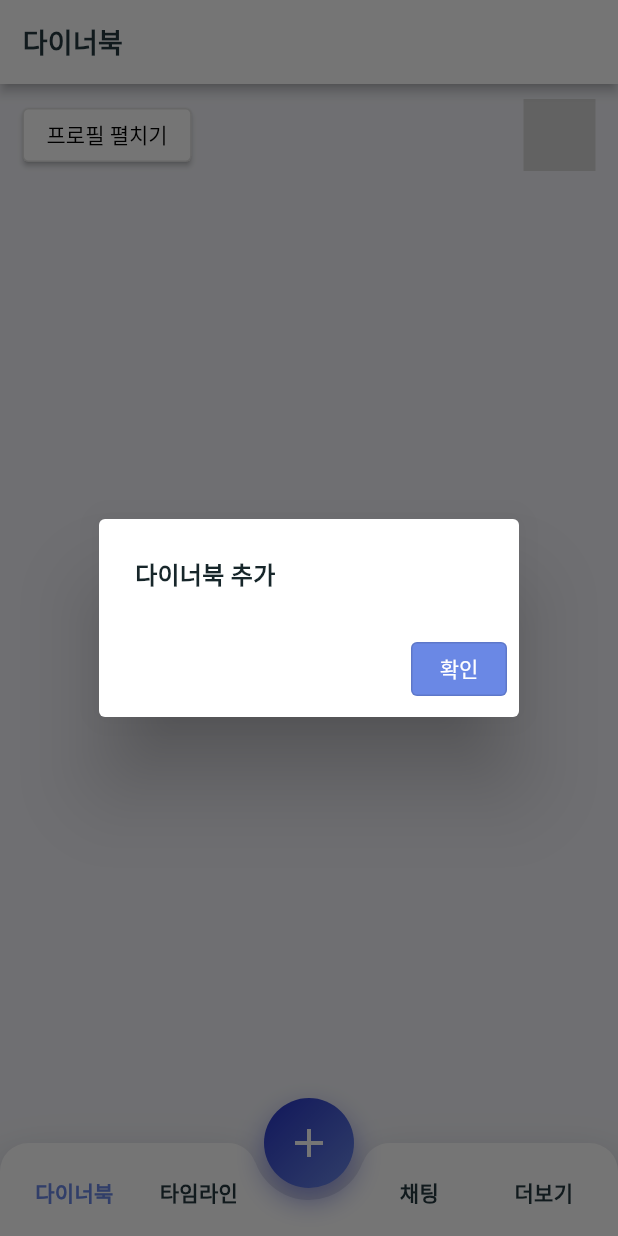
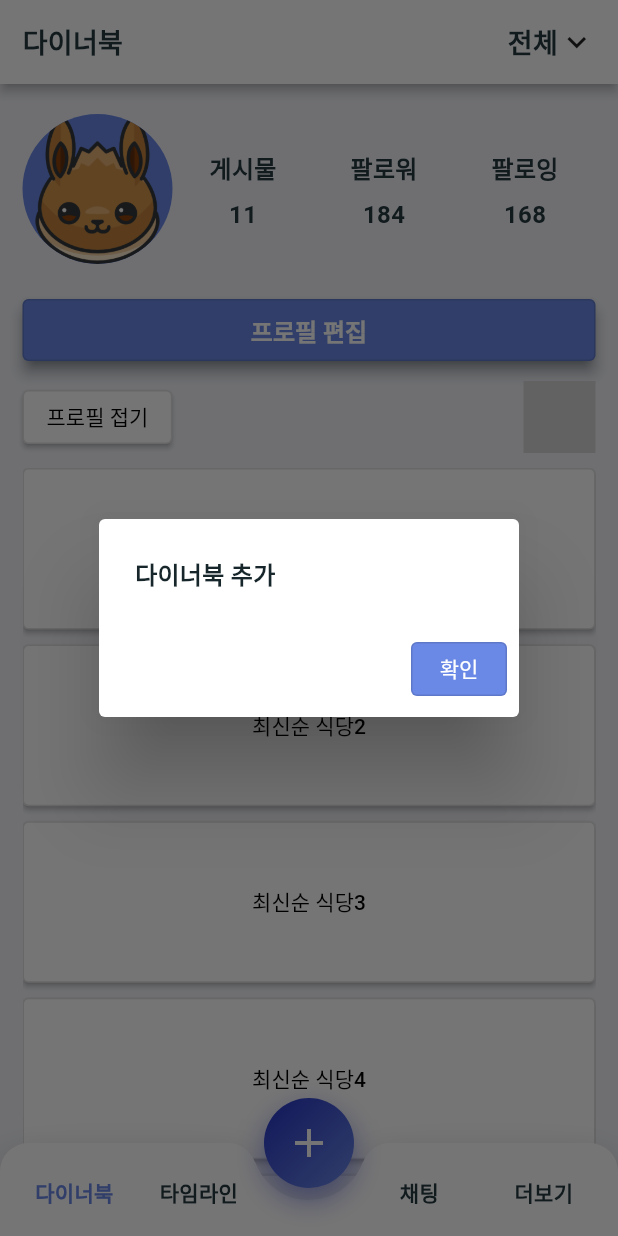
Before and after one commit to VVoodyHong/DinerBook, a Flutter app: the screen it shows after launch, after a tap on the "add" icon, on a phone screen of 412 x 824 dp. Run offline on Flutter 3.47's test engine with Material 2 defaults, Android fonts, the phone set to English and light mode, and no system bars; our stand-ins replace splashscreen; missing offline and left inert: dropdown_below.

Commit message:
modify headerBar and add dinerList

```diff
--- a/diner_book/lib/component/bottom_bar.dart
+++ b/diner_book/lib/component/bottom_bar.dart
@@ -3,8 +3,11 @@ import 'dart:math' as math;
 
 import 'package:diner_book/app_theme.dart';
 
-class BottomBar extends StatefulWidget {
+class BottomBar extends StatefulWidget with PreferredSizeWidget {
   BottomBar({this.changeIndex, this.isSelectedIdx});
+
+  @override
+  Size get preferredSize => Size.fromHeight(kToolbarHeight);
 
   final int isSelectedIdx;
   final Function(int index) changeIndex;
--- a/diner_book/lib/component/header_bar.dart
+++ b/diner_book/lib/component/header_bar.dart
@@ -3,9 +3,13 @@ import 'package:flutter/material.dart';
 import 'package:diner_book/app_theme.dart';
 
 class HeaderBar extends StatefulWidget with PreferredSizeWidget {
-  HeaderBar({this.title});
+  HeaderBar({
+    this.title,
+    this.isDinerBook = false
+  });
 
   final String title;
+  final bool isDinerBook;
 
   @override
   Size get preferredSize => Size.fromHeight(kToolbarHeight);
@@ -28,7 +32,7 @@ class _HeaderBarState extends State<HeaderBar>  {
           mainAxisAlignment: MainAxisAlignment.center,
           children: <Widget>[
             Row(
-              mainAxisAlignment: MainAxisAlignment.start,
+              mainAxisAlignment: MainAxisAlignment.spaceBetween,
               children: <Widget>[
                 Text(
                   widget.title,
@@ -36,10 +40,64 @@ class _HeaderBarState extends State<HeaderBar>  {
                     fontSize: 18,
                     fontWeight: FontWeight.bold
                   )
-                )
+                ),
+                widget.isDinerBook ? Row(
+                  children: <Widget>[
+                    InkWell(
+                      onTap: () {
+                        showDialog(
+                          context: context,
+                          builder: (BuildContext context) {
+                            return AlertDialog(
+                              title: Text("카테고리 선택"),
+                              actions: <Widget>[
+                                OutlinedButton(
+                                  style: ButtonStyle(
+                                    backgroundColor: MaterialStateProperty.all<Color>(AppTheme.signatureColor),
+                                  ),
+                                  child: Text(
+                                    "확인",
+                                    style: TextStyle(
+                                      color: AppTheme.white
+                                    )
+                                    ),
+                                  onPressed: () {
+                                    Navigator.pop(context);
+                                  }
+                                )
+                              ]
+                            );
+                          }
+                        );
+                      },
+                      child: Container(
+                        height: 40,
+                        child: Row(
+                          children: <Widget>[
+                            Text(
+                              '전체',
+                              style: TextStyle(
+                                fontSize: 18,
+                                fontWeight: FontWeight.bold
+                              )
+                            ),
+                            Container(
+                              padding: EdgeInsets.zero,
+                              constraints: BoxConstraints(),
+                              child: Icon(
+                                Icons.keyboard_arrow_down,
+                                size: 25
+                              ),
+                            )
+                          ]
+                        )
+                      )
+                    )
+                  ]
+                ) : Container()
               ]
             )
-          ],
+          ]
         )
       )
     );
--- /dev/null
+++ b/diner_book/lib/models/diner_info.dart
@@ -0,0 +1,6 @@
+class DinerInfo {
+  String name;
+  DinerInfo({
+    this.name,
+  });
+}
--- a/diner_book/lib/screens/my_diner_book/my_diner_book.dart
+++ b/diner_book/lib/screens/my_diner_book/my_diner_book.dart
@@ -4,6 +4,8 @@ import 'package:dropdown_below/dropdown_below.dart';
 
 import 'package:diner_book/component/header_bar.dart';
 import 'package:diner_book/common/images.dart';
+import 'package:diner_book/models/diner_info.dart';
+import 'package:diner_book/component/bottom_bar.dart';
 
 
 class MyDinerBook extends StatefulWidget {
@@ -15,10 +17,12 @@ class MyDinerBook extends StatefulWidget {
 }
 
 class _MyDinerBookState extends State<MyDinerBook> with TickerProviderStateMixin {
+  bool showProfile = true;
+  String selectedValue = '최신순';
   final valueList = ['최신순', '거리순', '별점순'];
   List<DropdownMenuItem> dropdownItems;
-  String selectedValue = '최신순';
-  bool showProfile = false;
+  String filter = '전체';
+  List<dynamic> dinerList = [];
 
   @override
   void initState() {
@@ -45,14 +49,27 @@ class _MyDinerBookState extends State<MyDinerBook> with TickerProviderStateMixin
     });
   }
 
+  Widget TextContainer(text) {
+    return Text(
+      text,
+      style: TextStyle(
+        fontSize: 16,
+        fontWeight: FontWeight.bold
+      )
+    );
+  }
 
   @override
   Widget build(BuildContext context) {
-    print(showProfile);
+    dinerList = [];
+    for ( int i = 0; i < 25; i++) {
+      dinerList.add(DinerInfo(name: selectedValue + ' 식당'+(i+1).toString()));
+    }
     return Scaffold(
       backgroundColor: Colors.transparent,
       appBar: HeaderBar(
-        title: '다이너북'
+        title: '다이너북',
+        isDinerBook: true,
       ),
       body: Container(
           padding: EdgeInsets.symmetric(horizontal: 15),
@@ -81,13 +98,7 @@ class _MyDinerBookState extends State<MyDinerBook> with TickerProviderStateMixin
                                   child: Container(
                                     padding: EdgeInsets.only(bottom: 10),
                                     child:Center(
-                                      child:Text(
-                                        '게시물',
-                                        style: TextStyle(
-                                          fontSize: 16,
-                                          fontWeight: FontWeight.bold
-                                        )
-                                      )
+                                      child:TextContainer('게시물')
                                     )
                                   )
                                 ),
@@ -95,26 +106,14 @@ class _MyDinerBookState extends State<MyDinerBook> with TickerProviderStateMixin
                                   child: Container(
                                     padding: EdgeInsets.only(bottom: 10),
                                     child:Center(
-                                      child:Text(
-                                        '팔로워',
-                                        style: TextStyle(
-                                          fontSize: 16,
-                                          fontWeight: FontWeight.bold
-                                        )
-                                      )
+                                      child:TextContainer('팔로워')
                                     )
                                   )
                                 ),Expanded(
                                   child: Container(
                                     padding: EdgeInsets.only(bottom: 10),
                                     child:Center(
-                                      child:Text(
-                                        '팔로잉',
-                                        style: TextStyle(
-                                          fontSize: 16,
-                                          fontWeight: FontWeight.bold
-                                        )
-                                      )
+                                      child:TextContainer('팔로잉')
                                     )
                                   )
                                 ),
@@ -125,35 +124,17 @@ class _MyDinerBookState extends State<MyDinerBook> with TickerProviderStateMixin
                               children:[
                                 Expanded(
                                   child:Center(
-                                    child:Text(
-                                      '11',
-                                      style: TextStyle(
-                                        fontSize: 16,
-                                        fontWeight: FontWeight.bold
-                                      )
-                                    )
+                                    child:TextContainer('11')
                                   )
                                 ),
                                 Expanded(
                                   child:Center(
-                                    child:Text(
-                                      '183',
-                                      style: TextStyle(
-                                        fontSize: 16,
-                                        fontWeight: FontWeight.bold
-                                      )
-                                    )
+                                    child:TextContainer('184')
                                   )
                                 ),
                                 Expanded(
                                   child:Center(
-                                    child:Text(
-                                      '171',
-                                      style: TextStyle(
-                                        fontSize: 16,
-                                        fontWeight: FontWeight.bold
-                                      )
-                                    )
+                                    child:TextContainer('168')
                                   )
                                 ),
                               ]
@@ -254,10 +235,63 @@ class _MyDinerBookState extends State<MyDinerBook> with TickerProviderStateMixin
                     )
                   ]
                 ),
+                Expanded(
+                  child: Container(
+                    padding: EdgeInsets.only(top: 10),
+                    child: ListView.builder(
+                      itemCount:  dinerList.length,
+                      physics: BouncingScrollPhysics(),
+                      padding: EdgeInsets.only(bottom: BottomBar().preferredSize.height),
+                      itemBuilder: (context, index) {
+                        return (
+                          Container(
+                            height: MediaQuery.of(context).size.height / 7,
+                            padding: EdgeInsets.only(bottom: 10),
+                            child: OutlinedButton(
+                              style: ButtonStyle(
+                                elevation: MaterialStateProperty.all<double>(1.5),
+                                backgroundColor: MaterialStateProperty.all<Color>(AppTheme.white),
+                              ),
+                              onPressed: () {
+                                showDialog(
+                                  context: context,
+                                  builder: (BuildContext context) {
+                                    return AlertDialog(
+                                      title: Text(dinerList[index].name + " 페이지로 이동"),
+                                      actions: <Widget>[
+                                        OutlinedButton(
+                                          style: ButtonStyle(
+                                            backgroundColor: MaterialStateProperty.all<Color>(AppTheme.signatureColor),
+                                          ),
+                                          child: Text(
+                                            "확인",
+                                            style: TextStyle(
+                                              color: AppTheme.white
+                                            )
+                                            ),
+                                          onPressed: () {
+                                            Navigator.pop(context);
+                                          }
+                                        )
+                                      ]
+                                    );
+                                  }
+                                );
+                              },
+                              child: Text(
+                                dinerList[index].name,
+                                style: TextStyle(
+                                  color: Colors.black
+                                )
+                              )
+                            )
+                          )
+                        );
+                      }
+                    )
+                  )
+                )
               ]
-            ),
-            Center(
-              child: Text(selectedValue + ' 다이너북')
             )
           ]
         )
```
